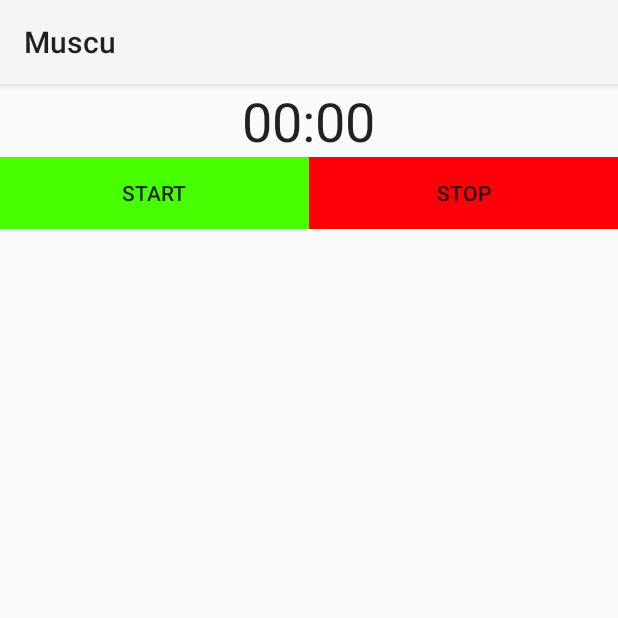
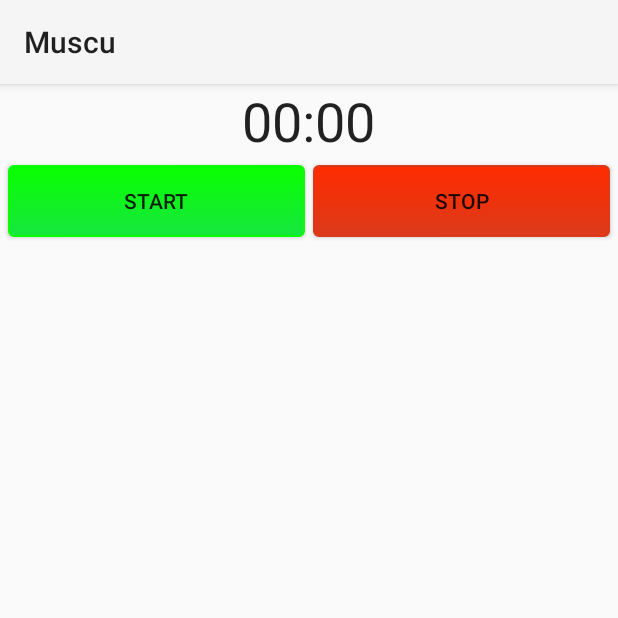
Before and after one commit to Snake4100/Muscu, an Android app: the fragment Chronometre_serie shown on its own in the app's theme, on a phone screen of 412 x 824 dp, the top half of it. Run offline under Robolectric (Android 15) with nearby library versions, the phone set to English and light mode, and no system bars; 3 statements that could not run were skipped.

Commit message:
motif icône + boutons chrono

```diff
--- a/app/src/main/java/com/muscu/benjamin/muscu/Chronometre_serie.java
+++ b/app/src/main/java/com/muscu/benjamin/muscu/Chronometre_serie.java
@@ -87,7 +87,7 @@ public class Chronometre_serie extends DialogFragment{
         super.onCreateView(inflater,container,savedInstanceState);
         View v = inflater.inflate(R.layout.fragment_chronometre_serie, container, false);
 
-
+        getDialog().setTitle("Chronometer");
         this.chronometer = (Chronometer) v.findViewById(R.id.chronometer);
         this.chronometer.setTextSize(36);
 
--- /dev/null
+++ b/app/src/main/res/drawable/button_start_chrono.xml
@@ -0,0 +1,11 @@
+<?xml version="1.0" encoding="utf-8"?>
+<selector xmlns:android="http://schemas.android.com/apk/res/android" >
+
+    <item >
+        <shape android:shape="rectangle"  >
+            <corners android:radius="3dip" />
+            <stroke android:width="1dip" android:color="#09ff00" />
+            <gradient android:angle="-90" android:startColor="#09ff00" android:endColor="#17e640" />
+        </shape>
+    </item>
+</selector>
--- /dev/null
+++ b/app/src/main/res/drawable/button_stop_schrono.xml
@@ -0,0 +1,10 @@
+<?xml version="1.0" encoding="utf-8"?>
+<selector xmlns:android="http://schemas.android.com/apk/res/android" >
+    <item >
+        <shape android:shape="rectangle"  >
+            <corners android:radius="3dip" />
+            <stroke android:width="1dip" android:color="#db3a1a" />
+            <gradient android:angle="-90" android:startColor="#ff2b00" android:endColor="#db3a1a" />
+        </shape>
+    </item>
+</selector>
--- a/app/src/main/res/layout/fragment_chronometre_serie.xml
+++ b/app/src/main/res/layout/fragment_chronometre_serie.xml
@@ -30,7 +30,11 @@
                     android:layout_height="wrap_content"
                     android:layout_weight=".5"
                     android:id="@+id/button_startChronoSerie"
-                    android:background="#ff47ff00" />
+                    android:background="@drawable/button_start_chrono"
+                    android:layout_marginTop="5dp"
+                    android:layout_marginBottom="5dp"
+                    android:layout_marginLeft="5dp"
+                    android:layout_marginRight="2.5dp"/>
 
                 <Button
                     android:layout_width="0dp"
@@ -38,7 +42,11 @@
                     android:layout_height="wrap_content"
                     android:layout_weight=".5"
                     android:id="@+id/button_stopChronoSerie"
-                    android:background="#ffff000a">
+                    android:background="@drawable/button_stop_schrono"
+                    android:layout_marginTop="5dp"
+                    android:layout_marginBottom="5dp"
+                    android:layout_marginLeft="2.5dp"
+                    android:layout_marginRight="5dp">
                 </Button>
             </LinearLayout>
 
```
Also changed, not shown: app/src/main/ic_muscu-web.png, app/src/main/res/drawable-hdpi/ic_muscu.png, app/src/main/res/drawable-mdpi/ic_muscu.png, app/src/main/res/drawable-xhdpi/ic_muscu.png, app/src/main/res/drawable-xxhdpi/ic_muscu.png, 2 other files.
